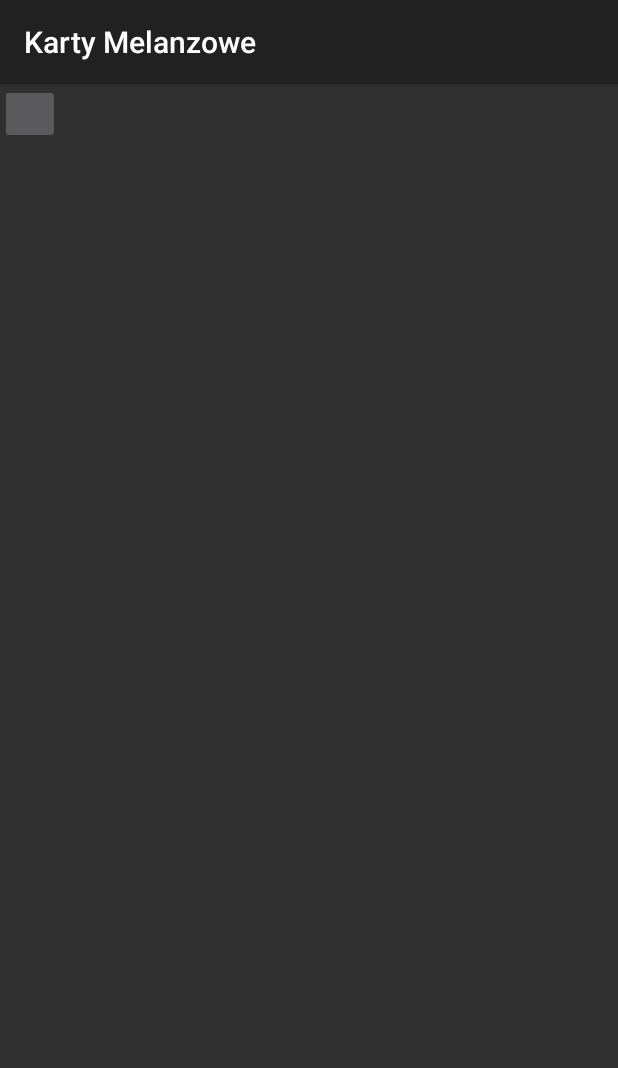
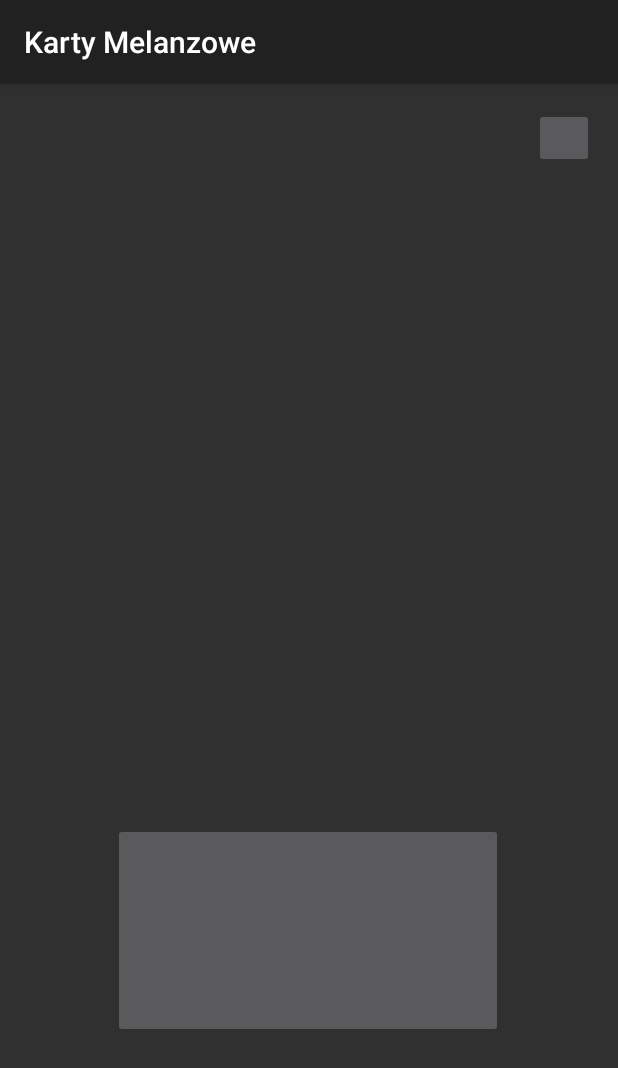
Before and after one commit to TPL-TEAM/KartyNaImprezeAPK, an Android app built with Jetpack Compose: the GameplayAc screen opened directly, with no data from a screen before it, on a phone screen of 412 x 824 dp. Shown: the top 1068 px of the screen. Run offline under Robolectric (Android 15) with nearby library versions, the phone set to English and light mode, and no system bars.

Commit message:
19.12.2023-2

```diff
--- a/app/src/main/res/layout/activity_main.xml
+++ b/app/src/main/res/layout/activity_main.xml
@@ -8,18 +8,23 @@
 
     <ImageButton
         android:id="@+id/ibutton_graj"
-        android:layout_width="wrap_content"
-        android:layout_height="wrap_content"
-        tools:layout_editor_absoluteX="129dp"
-        tools:layout_editor_absoluteY="336dp"
+        android:layout_width="260dp"
+        android:layout_height="143dp"
+        android:layout_marginBottom="132dp"
+        app:layout_constraintBottom_toBottomOf="parent"
+        app:layout_constraintEnd_toEndOf="parent"
+        app:layout_constraintHorizontal_bias="0.496"
+        app:layout_constraintStart_toStartOf="parent"
         tools:srcCompat="@tools:sample/avatars" />
 
     <ImageButton
         android:id="@+id/imageButton2"
         android:layout_width="40dp"
         android:layout_height="40dp"
-        tools:layout_editor_absoluteX="355dp"
-        tools:layout_editor_absoluteY="16dp"
+        android:layout_marginTop="16dp"
+        android:layout_marginEnd="16dp"
+        app:layout_constraintEnd_toEndOf="parent"
+        app:layout_constraintTop_toTopOf="parent"
         tools:srcCompat="@tools:sample/avatars" />
 
 </androidx.constraintlayout.widget.ConstraintLayout>
```
